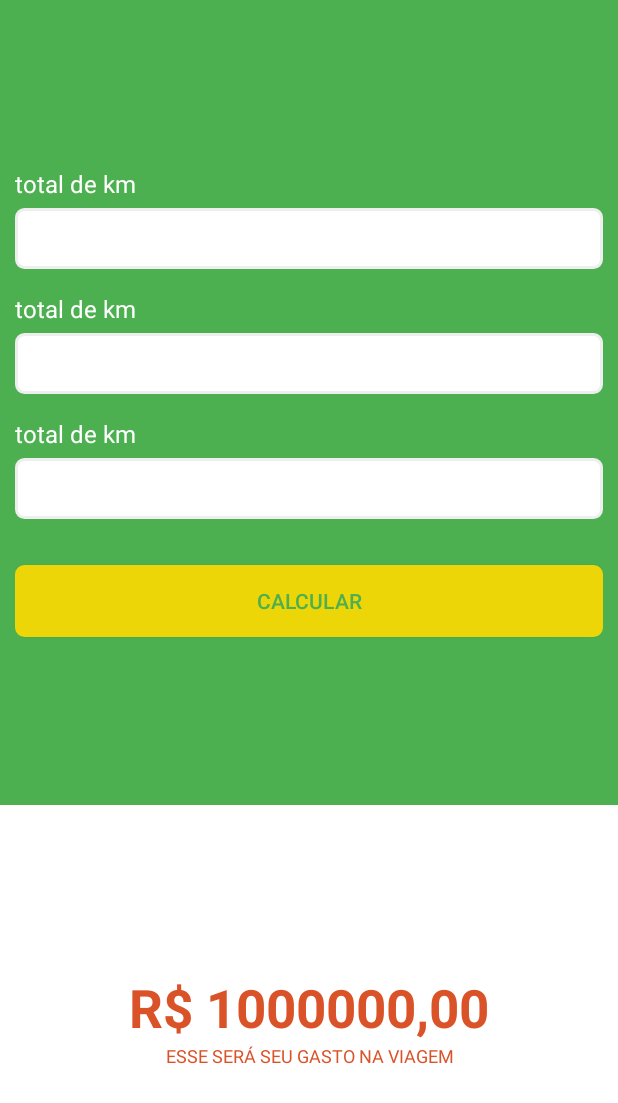
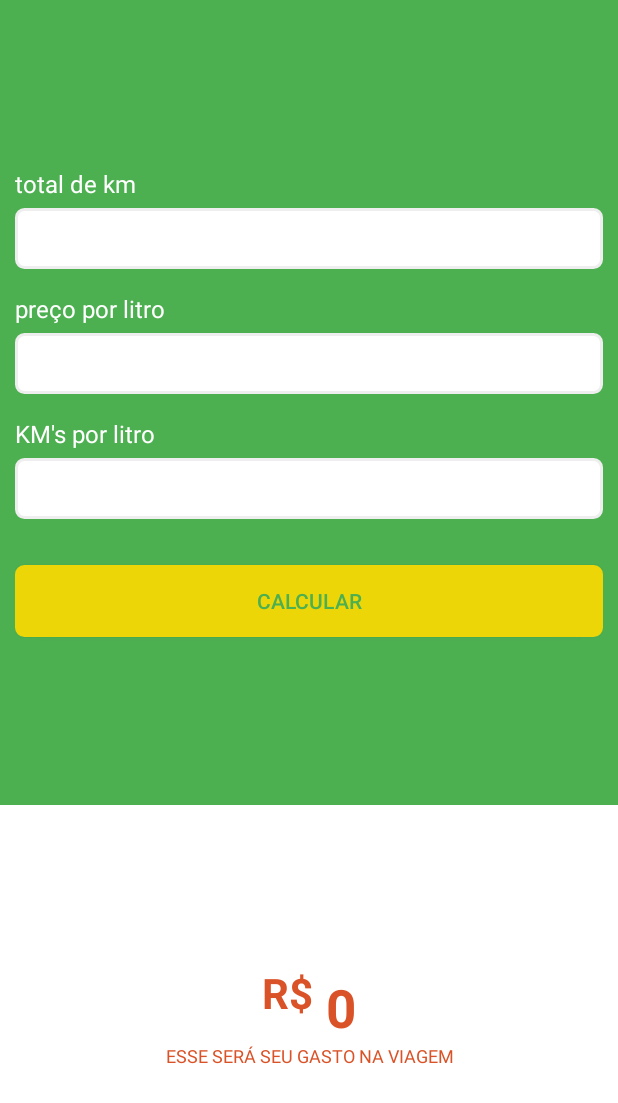
Before and after one commit to heltonss/android, an Android app: the screen it shows after launch (MainActivity), on a phone screen of 412 x 824 dp. Shown: the top 1103 px of the screen. Run offline under Robolectric (Android 15) with nearby library versions, the phone set to English and light mode, and no system bars.

Commit message:
adiciona - metodo de calculo

```diff
--- a/CalculadoraViagem/app/src/main/res/layout/activity_main.xml
+++ b/CalculadoraViagem/app/src/main/res/layout/activity_main.xml
@@ -24,38 +24,42 @@
             android:text="@string/labelDistance" />
 
         <EditText
-            android:id="@+id/distance"
+            android:id="@+id/etDistance"
             style="@style/input_form"
             android:layout_width="match_parent"
             android:layout_height="wrap_content"
+            android:inputType="number"
             android:hint="@string/hintDistance" />
 
         <TextView
             style="@style/input_label"
             android:layout_width="match_parent"
             android:layout_height="wrap_content"
-            android:text="@string/labelDistance" />
+            android:text="@string/labelFuel" />
 
         <EditText
-            android:id="@+id/priceFuel"
+            android:id="@+id/etPriceFuel"
             style="@style/input_form"
             android:layout_width="match_parent"
             android:layout_height="wrap_content"
+            android:inputType="number"
             android:hint="@string/hintDistance" />
 
         <TextView
             style="@style/input_label"
             android:layout_width="match_parent"
             android:layout_height="wrap_content"
-            android:text="@string/labelDistance" />
+            android:text="@string/labelKm" />
 
         <EditText
-            android:id="@+id/km"
+            android:id="@+id/etKm"
             style="@style/input_form"
             android:layout_width="match_parent"
             android:layout_height="wrap_content"
+            android:inputType="number"
             android:hint="@string/hintDistance" />
         <Button
+            android:id="@+id/btCalcular"
             style="@style/button"
             android:text="calcular"
             android:textAllCaps="true"
@@ -73,11 +77,12 @@
         >
 
         <TextView
+            android:id="@+id/tvResult"
             style="@style/result"
             android:layout_width="match_parent"
             android:layout_height="wrap_content"
             android:textAlignment="center"
-            android:text="R$ 1000000,00" />
+            android:text="@string/result" />
 
         <TextView
             style="@style/message"
--- a/CalculadoraViagem/app/src/main/res/values/colors.xml
+++ b/CalculadoraViagem/app/src/main/res/values/colors.xml
@@ -9,4 +9,5 @@
     <color name="colorWhite">#FFF</color>
     <color name="colorResult">#DA5328</color>
     <color name="colorYellow">#EDD608</color>
+    <color name="colorBlack">#131212</color>
 </resources>
--- a/CalculadoraViagem/app/src/main/res/values/strings.xml
+++ b/CalculadoraViagem/app/src/main/res/values/strings.xml
@@ -8,4 +8,6 @@
     <string name="hintDistance">Distancia a ser percorrida</string>
     <string name="hintFule">valor do combustivel</string>
     <string name="hintKM">autonomia</string>
+
+    <string name="result"><sup>R$</sup> %1$S</string>
 </resources>
--- a/CalculadoraViagem/app/src/main/res/values/styles.xml
+++ b/CalculadoraViagem/app/src/main/res/values/styles.xml
@@ -32,6 +32,7 @@
         <item name="android:layout_height">wrap_content</item>
         <item name="android:background">@drawable/custom_edit_text</item>
         <item name="android:layout_marginBottom">15dp</item>
+        <item name="android:textColor">@color/colorBlack</item>
     </style>
 
     <style name="button">
```
Also changed, not shown: CalculadoraViagem/app/src/main/java/br/com/heltonsouza/calculadoraviagem/MainActivity.kt (+18 -0 lines).
